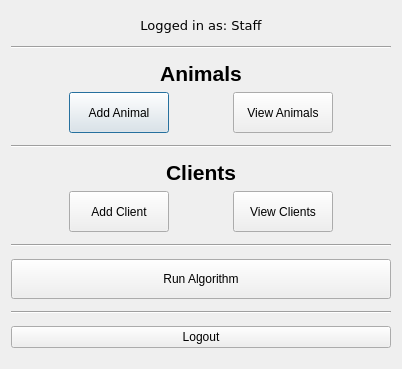
The window that deliverable2-code/staffhomepage.ui (ashleefoureyes/quackjaws) describes before a commit, drawn with Qt 5.
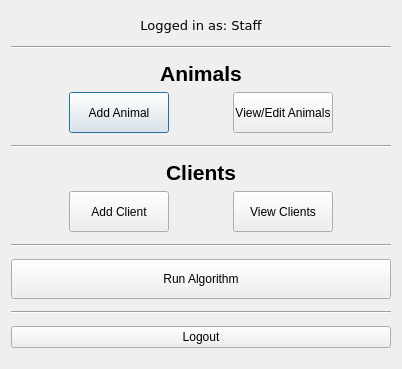
The same window after the commit.

Patch:
```diff
--- a/deliverable2-code/staffhomepage.ui
+++ b/deliverable2-code/staffhomepage.ui
@@ -119,7 +119,7 @@
           </size>
          </property>
          <property name="text">
-          <string>View Animals</string>
+          <string>View/Edit Animals</string>
          </property>
         </widget>
        </item>
```
